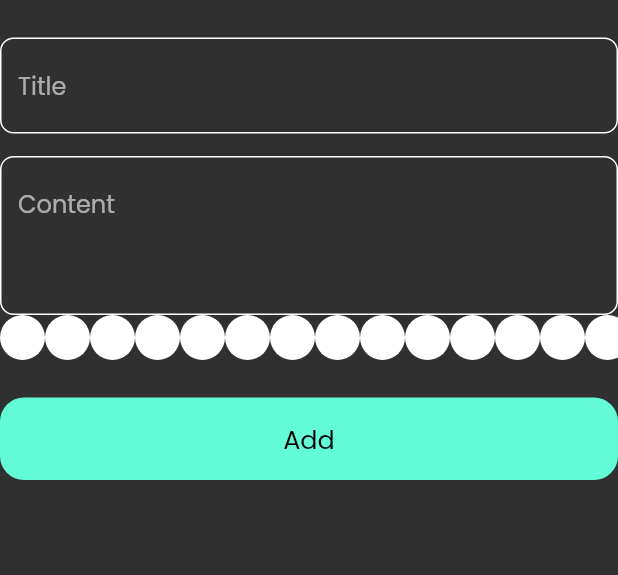
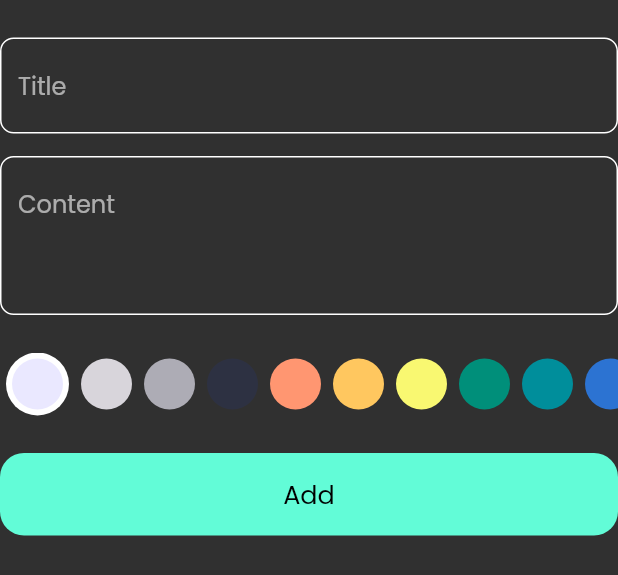
Before and after one commit to ImadDz-7/notes_app, a Flutter app: the AddNoteForm widget shown alone on an empty page, opened directly, on a phone screen of 412 x 824 dp. Shown: the top 575 px of the screen. Run offline on Flutter 3.47's test engine with Material 2 defaults, Android fonts, the phone set to English and light mode, and no system bars; our stand-ins replace flutter_bloc, font_awesome_flutter, hive, hive_flutter, modal_progress_hud_nsn; accounts and stored records are empty.

Commit message:
colors list view part 2

```diff
--- a/lib/views/widgets/add_note_form.dart
+++ b/lib/views/widgets/add_note_form.dart
@@ -48,6 +48,9 @@ class _AddNoteFormState extends State<AddNoteForm> {
             maxLines: 3,
             textHint: 'Content',
           ),
+          const SizedBox(
+            height: 25,
+          ),
           const ColorsListView(),
           const SizedBox(
             height: 25,
--- a/lib/views/widgets/color_item.dart
+++ b/lib/views/widgets/color_item.dart
@@ -1,13 +1,27 @@
 import 'package:flutter/material.dart';
 
 class ColorItem extends StatelessWidget {
-  const ColorItem({super.key});
+  const ColorItem({super.key, required this.isActive, required this.color});
+  final bool isActive;
+  final Color color;
 
   @override
   Widget build(BuildContext context) {
-    return const CircleAvatar(
-      backgroundColor: Colors.white,
-      radius: 15,
+    return Padding(
+      padding: const EdgeInsets.symmetric(horizontal: 4),
+      child: isActive
+          ? CircleAvatar(
+              radius: 21,
+              backgroundColor: Colors.white,
+              child: CircleAvatar(
+                backgroundColor: color,
+                radius: 17,
+              ),
+            )
+          : CircleAvatar(
+              backgroundColor: color,
+              radius: 17,
+            ),
     );
   }
 }
--- a/lib/views/widgets/colors_list_view.dart
+++ b/lib/views/widgets/colors_list_view.dart
@@ -2,18 +2,58 @@ import 'package:flutter/material.dart';
 
 import 'color_item.dart';
 
-class ColorsListView extends StatelessWidget {
+class ColorsListView extends StatefulWidget {
   const ColorsListView({super.key});
 
   @override
+  State<ColorsListView> createState() => _ColorsListViewState();
+}
+
+class _ColorsListViewState extends State<ColorsListView> {
+  int currentIndex = 0;
+  List<Color> colors = const [
+    Color(0xffEAE8FF),
+    Color(0xffD8D5DB),
+    Color(0xffADACB5),
+    Color(0xff2D3142),
+    Color(0xffFF9671),
+    Color(0xffFFC75F),
+    Color(0xffF9F871),
+    Color(0xff008F7A),
+    Color(0xff008E9B),
+    Color(0xff2C73D2),
+    Color(0xffFF8066),
+    Color(0xffC34A36),
+    Color(0xff4FFBDF),
+    Color(0xffFEFEDF),
+    Color(0xff926C00),
+    Color(0xff30156F),
+    Color(0xff41227F),
+    Color(0xff7954B7),
+    Color(0xffEDC0FF),
+    Color(0xffB0D7FF),
+    Color(0xff845EC2),
+    Color(0xffD65DB1),
+    Color(0xffFF6F91),
+  ];
+  @override
   Widget build(BuildContext context) {
     return SizedBox(
-      height: 15*2,
+      height: 21 * 2,
       child: ListView.builder(
         itemCount: 15,
         scrollDirection: Axis.horizontal,
-        itemBuilder: (context, index){
-          return const ColorItem();
+        itemBuilder: (context, index) {
+          return GestureDetector(
+            onTap: () {
+              currentIndex = index;
+              setState(() {});
+            },
+            child: ColorItem(
+              color: colors[index],
+              isActive: currentIndex == index,
+            ),
+          );
         },
       ),
     );
```
